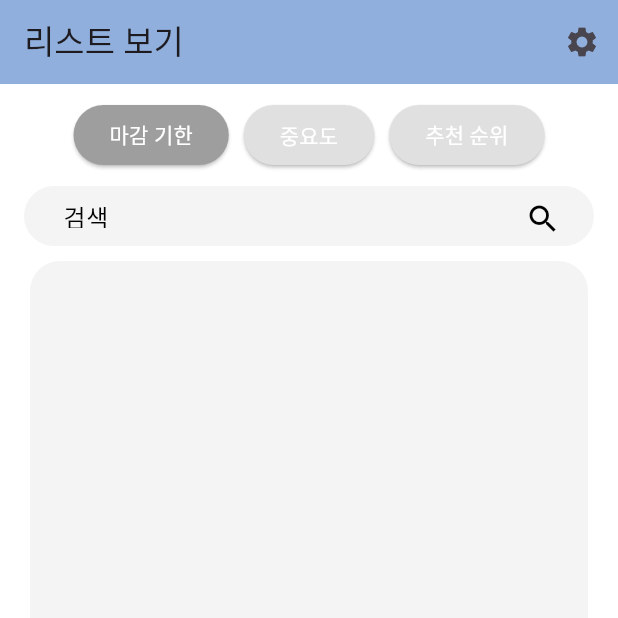
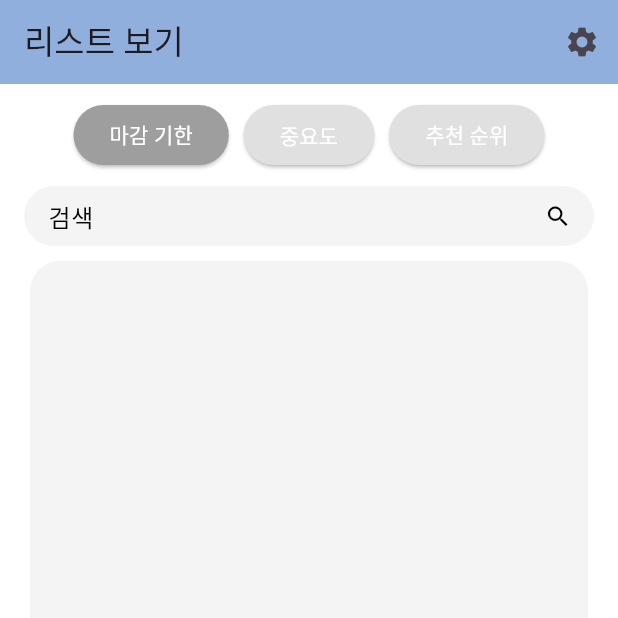
Before and after one commit to Mirum-List/Mirum-List, a Flutter app: the screen it shows once a user with an empty profile is signed in, on a phone screen of 412 x 824 dp, the top half of it. Run offline on Flutter 3.47's test engine with Material 3 defaults, Android fonts, the light colour scheme and no system bars; our stand-ins replace cloud_firestore, firebase_auth, firebase_core, table_calendar; accounts and stored records are empty.

Commit message:
검색 텍스트 위치 오류 수정

```diff
--- a/lib/listView/list_view_screen.dart
+++ b/lib/listView/list_view_screen.dart
@@ -124,18 +124,20 @@ class _ListViewScreenState extends State<ListViewScreen> {
                 color: mainColor2,
                 borderRadius: BorderRadius.circular(100),
               ),
-              padding: const EdgeInsets.all(10),
+              padding: const EdgeInsets.all(0),
               child: TextField(
+                textAlignVertical: TextAlignVertical.center,
                 controller: _searchController, // 컨트롤러 연결
                 decoration: const InputDecoration(
+                  isDense: true,
                   hintText: '검색',
                   hintStyle: TextStyle(color: blackColor),
                   border: InputBorder.none,
                   contentPadding:
-                      EdgeInsets.symmetric(horizontal: 16.0, vertical: 8.0),
+                      EdgeInsets.symmetric(horizontal: 16.0),
                   suffixIcon: Icon(Icons.search, color: blackColor), // 검색 아이콘 추가
                 ),
-                style: const TextStyle(color: blackColor),
+                style: const TextStyle(color: blackColor, fontSize: 16, height: 1.4,),
               ),
             ),
           ),
```
